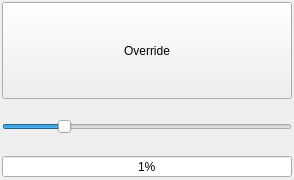
Qt form View/FeedForm.ui (octronic-uk/Candle) before a commit.
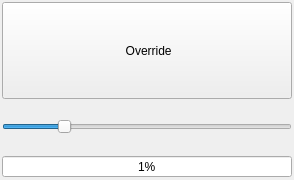
The same form after that commit. Icons and pictures are not drawn.

Patch:
```diff
--- a/View/FeedForm.ui
+++ b/View/FeedForm.ui
@@ -65,7 +65,17 @@
          </sizepolicy>
         </property>
         <property name="text">
-         <string>Override</string>
+         <string> Override</string>
+        </property>
+        <property name="icon">
+         <iconset resource="../Resources/Images.qrc">
+          <normaloff>:/Images/SVG/exclamation-triangle.svg</normaloff>:/Images/SVG/exclamation-triangle.svg</iconset>
+        </property>
+        <property name="iconSize">
+         <size>
+          <width>32</width>
+          <height>32</height>
+         </size>
         </property>
         <property name="checkable">
          <bool>true</bool>
```
Left out of the diff: 4 changed lines with no effect on the pictures.
